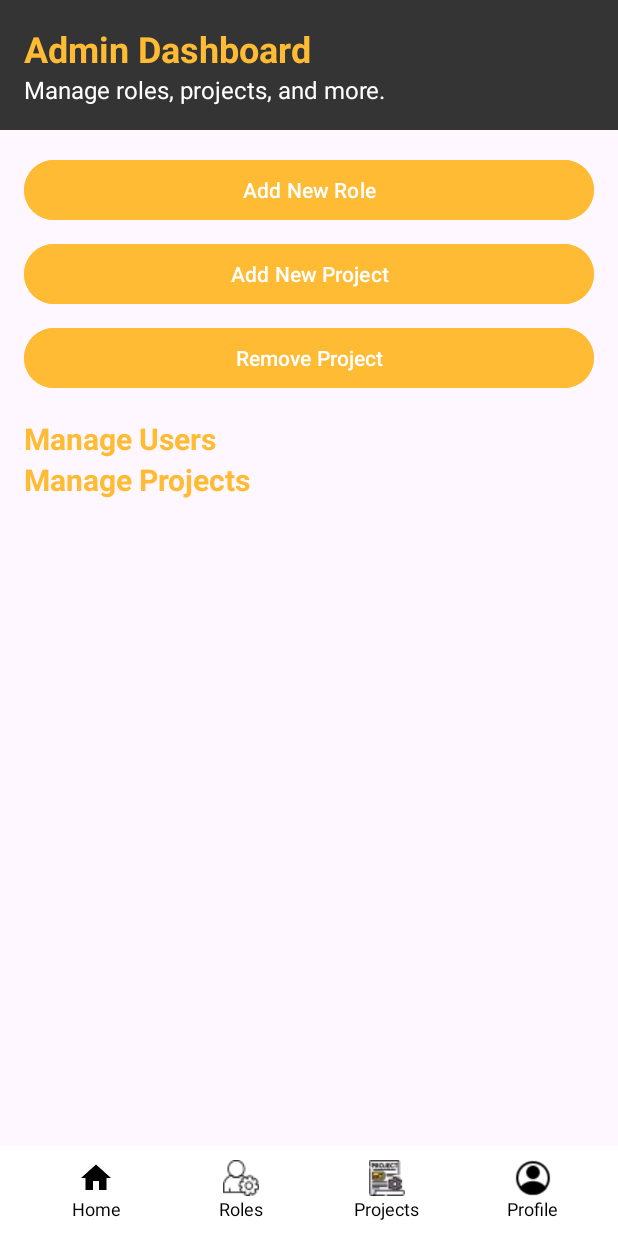
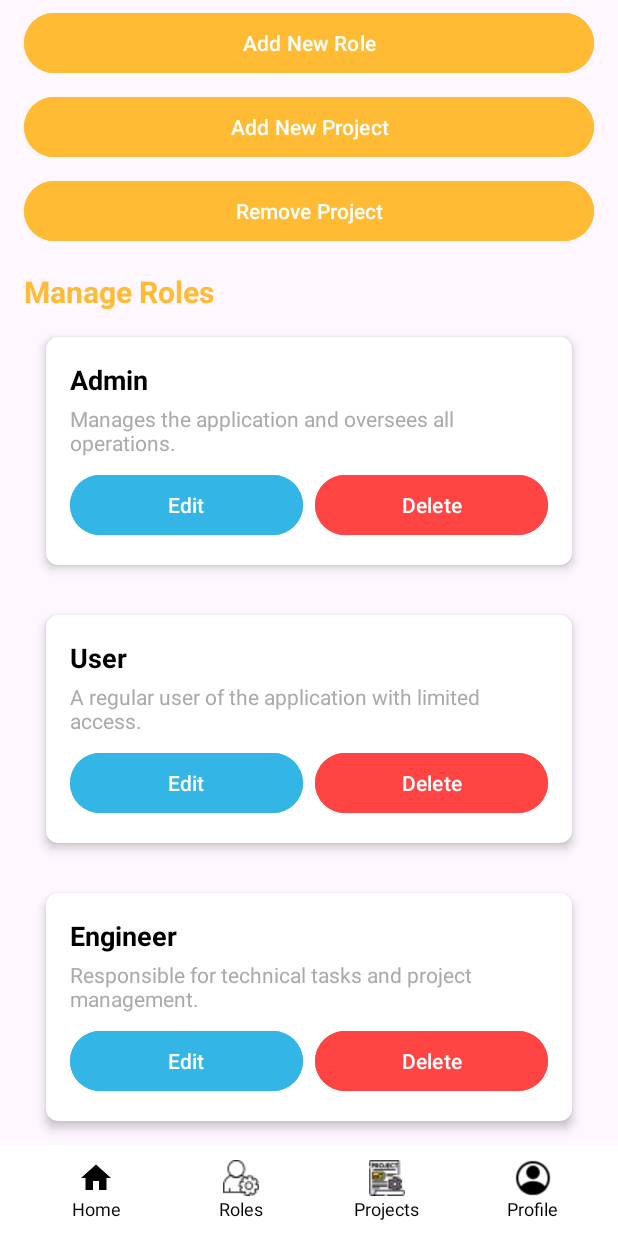
Before and after one commit to CollinsLagat1901/Sanpa, an Android app: the AdminActivity screen opened directly, with no data from a screen before it, on a phone screen of 412 x 824 dp. Run offline under Robolectric (Android 15) with nearby library versions, the phone set to English and light mode, and no system bars; our stand-ins replace Firebase (no records; nobody signed in at launch, a user with empty details on screens opened directly).

Commit message:
Fourth Commit

```diff
--- a/app/src/main/java/com/example/myapplication/AdminActivity.kt
+++ b/app/src/main/java/com/example/myapplication/AdminActivity.kt
@@ -12,8 +12,14 @@ class AdminActivity : AppCompatActivity() {
 
     private lateinit var binding: ActivityAdminBinding
     private lateinit var firestore: FirebaseFirestore
+
+    // List and Adapter for Projects
     private lateinit var projectList: ArrayList<Project>
     private lateinit var projectAdapter: ProjectAdapter
+
+    // List and Adapter for Roles
+    private lateinit var roleList: ArrayList<Role>
+    private lateinit var roleAdapter: RoleAdapter
 
     override fun onCreate(savedInstanceState: Bundle?) {
         super.onCreate(savedInstanceState)
@@ -29,12 +35,32 @@ class AdminActivity : AppCompatActivity() {
         projectList = ArrayList()
         projectAdapter = ProjectAdapter(projectList)
 
-        // Set up RecyclerView
+        // Initialize Role List and Adapter
+        roleList = ArrayList()
+        roleAdapter = RoleAdapter(roleList, object : RoleAdapter.OnRoleClickListener {
+            override fun onEdit(role: Role) {
+                // Handle edit functionality here
+                Toast.makeText(this@AdminActivity, "Edit feature not implemented yet", Toast.LENGTH_SHORT).show()
+            }
+
+            override fun onDelete(role: Role) {
+                TODO("Not yet implemented")
+            }
+        })
+
+        // Set up RecyclerView for Projects
         binding.projectRecyclerView.layoutManager = LinearLayoutManager(this)
         binding.projectRecyclerView.adapter = projectAdapter
 
+        // Set up RecyclerView for Roles
+        binding.roleRecyclerView.layoutManager = LinearLayoutManager(this)
+        binding.roleRecyclerView.adapter = roleAdapter
+
         // Fetch Projects from Firestore
         loadProjects()
+
+        // Load roles dynamically
+        loadRoles()
 
         // Add Project Button click listener
         binding.addProjectButton.setOnClickListener {
@@ -42,7 +68,7 @@ class AdminActivity : AppCompatActivity() {
         }
     }
 
-    // Load Projects from Firestore to display them in RecyclerView
+    // Load Projects from Firestore
     private fun loadProjects() {
         firestore.collection("Projects")
             .get()
@@ -63,15 +89,22 @@ class AdminActivity : AppCompatActivity() {
             }
     }
 
-    // Assign roles to users (if needed)
-    fun assignRole(userID: String?, roleID: String?) {
-        val userRef = firestore.collection("Roles").document(userID!!)
-        userRef.update("roleID", roleID)
-            .addOnSuccessListener {
-                Toast.makeText(this@AdminActivity, "Role assigned successfully!", Toast.LENGTH_SHORT).show()
-            }
-            .addOnFailureListener { e ->
-                Toast.makeText(this@AdminActivity, "Error assigning role: ${e.message}", Toast.LENGTH_SHORT).show()
-            }
+    // Load Roles dynamically
+    private fun loadRoles() {
+        // Hardcode roles and their descriptions
+        roleList.clear()
+        roleList.add(Role("Admin", "Manages the application and oversees all operations."))
+        roleList.add(Role("User", "A regular user of the application with limited access."))
+        roleList.add(Role("Engineer", "Responsible for technical tasks and project management."))
+        roleList.add(Role("Laborer", "Handles manual tasks and on-site work."))
+
+        // Notify adapter of data change
+        roleAdapter.notifyDataSetChanged()
+    }
+
+    // Add Role Button click listener
+    private fun openAddRoleDialog() {
+        // Implementation for adding a new role can be done here if needed.
+        Toast.makeText(this, "Add Role feature not implemented yet", Toast.LENGTH_SHORT).show()
     }
 }
--- /dev/null
+++ b/app/src/main/java/com/example/myapplication/Role.kt
@@ -0,0 +1,3 @@
+package com.example.myapplication
+
+data class Role(val roleName: String, val description: String)
--- /dev/null
+++ b/app/src/main/java/com/example/myapplication/RoleAdapter.kt
@@ -0,0 +1,45 @@
+package com.example.myapplication
+
+import android.view.LayoutInflater
+import android.view.View
+import android.view.ViewGroup
+import android.widget.Button
+import android.widget.TextView
+import androidx.recyclerview.widget.RecyclerView
+
+class RoleAdapter(
+    private val roleList: List<Role>,
+    private val listener: OnRoleClickListener
+) : RecyclerView.Adapter<RoleAdapter.RoleViewHolder>() {
+
+    interface OnRoleClickListener {
+        fun onEdit(role: Role)
+        fun onDelete(role: Role)
+    }
+
+    override fun onCreateViewHolder(parent: ViewGroup, viewType: Int): RoleViewHolder {
+        val view = LayoutInflater.from(parent.context).inflate(R.layout.role_item, parent, false)
+        return RoleViewHolder(view)
+    }
+
+    override fun onBindViewHolder(holder: RoleViewHolder, position: Int) {
+        val role = roleList[position]
+        holder.roleNameTextView.text = role.roleName
+        holder.roleDescriptionTextView.text = role.description
+
+        // Set up click listeners for edit and delete buttons
+        holder.editButton.setOnClickListener { listener.onEdit(role) }
+        holder.deleteButton.setOnClickListener { listener.onDelete(role) }
+    }
+
+    override fun getItemCount(): Int {
+        return roleList.size
+    }
+
+    class RoleViewHolder(itemView: View) : RecyclerView.ViewHolder(itemView) {
+        val roleNameTextView: TextView = itemView.findViewById(R.id.roleNameTextView)
+        val roleDescriptionTextView: TextView = itemView.findViewById(R.id.roleDescriptionTextView)
+        val editButton: Button = itemView.findViewById(R.id.editRoleButton)
+        val deleteButton: Button = itemView.findViewById(R.id.deleteRoleButton)
+    }
+}
--- a/app/src/main/res/layout/activity_admin.xml
+++ b/app/src/main/res/layout/activity_admin.xml
@@ -81,24 +81,26 @@
             </LinearLayout>
 
             <!-- Manage Users Section -->
+            <!-- Manage Roles Section -->
             <TextView
-                android:id="@+id/manageUsersTitle"
+                android:id="@+id/manageRolesTitle"
                 android:layout_width="wrap_content"
                 android:layout_height="wrap_content"
                 android:layout_marginStart="16dp"
-                android:text="Manage Users"
+                android:text="Manage Roles"
                 android:textColor="@android:color/holo_orange_light"
                 android:textSize="20sp"
                 android:textStyle="bold"/>
 
-            <!-- RecyclerView for Users -->
+            <!-- RecyclerView for Roles -->
             <androidx.recyclerview.widget.RecyclerView
-                android:id="@+id/userRecyclerView"
+                android:id="@+id/roleRecyclerView"
                 android:layout_width="match_parent"
                 android:layout_height="wrap_content"
                 android:paddingStart="16dp"
                 android:paddingEnd="16dp"
-                tools:listitem="@layout/item_user" />
+                tools:listitem="@layout/role_item" />
+
 
             <!-- Projects Section -->
             <TextView
--- a/app/src/main/res/layout/project_item.xml
+++ b/app/src/main/res/layout/project_item.xml
@@ -3,6 +3,7 @@
     xmlns:app="http://schemas.android.com/apk/res-auto"
     android:layout_width="match_parent"
     android:layout_height="wrap_content"
+    android:background="@color/white"
     android:padding="16dp">
 
     <TextView
@@ -11,6 +12,7 @@
         android:layout_height="wrap_content"
         android:text="Project Name"
         android:textSize="18sp"
+        android:textColor="@android:color/holo_orange_light"
         app:layout_constraintEnd_toEndOf="parent"
         app:layout_constraintStart_toStartOf="parent"
         app:layout_constraintTop_toTopOf="parent" />
@@ -20,6 +22,7 @@
         android:layout_width="0dp"
         android:layout_height="wrap_content"
         android:text="Budget: $0.00"
+        android:textColor="@android:color/holo_blue_dark"
         app:layout_constraintEnd_toEndOf="parent"
         app:layout_constraintStart_toStartOf="parent"
         app:layout_constraintTop_toBottomOf="@id/projectName" />
--- /dev/null
+++ b/app/src/main/res/layout/role_item.xml
@@ -0,0 +1,65 @@
+<?xml version="1.0" encoding="utf-8"?>
+<androidx.cardview.widget.CardView
+    xmlns:android="http://schemas.android.com/apk/res/android"
+    xmlns:app="http://schemas.android.com/apk/res-auto"
+    android:layout_width="match_parent"
+    android:layout_height="wrap_content"
+    android:layout_margin="8dp"
+    app:cardElevation="4dp"
+    app:cardCornerRadius="8dp"
+    app:cardUseCompatPadding="true">
+
+    <LinearLayout
+        android:layout_width="match_parent"
+        android:layout_height="wrap_content"
+        android:orientation="vertical"
+        android:padding="16dp">
+
+        <!-- Role Name -->
+        <TextView
+            android:id="@+id/roleNameTextView"
+            android:layout_width="wrap_content"
+            android:layout_height="wrap_content"
+            android:text="Role Name"
+            android:textSize="18sp"
+            android:textColor="@android:color/black"
+            android:textStyle="bold" />
+
+        <!-- Role Description (optional) -->
+        <TextView
+            android:id="@+id/roleDescriptionTextView"
+            android:layout_width="wrap_content"
+            android:layout_height="wrap_content"
+            android:text="Description of the role"
+            android:textSize="14sp"
+            android:textColor="@android:color/darker_gray"
+            android:layout_marginTop="4dp" />
+
+        <!-- Edit and Delete Buttons -->
+        <LinearLayout
+            android:layout_width="match_parent"
+            android:layout_height="wrap_content"
+            android:orientation="horizontal"
+            android:layout_marginTop="8dp">
+
+            <!-- Edit Button -->
+            <Button
+                android:id="@+id/editRoleButton"
+                android:layout_width="0dp"
+                android:layout_height="wrap_content"
+                android:layout_weight="1"
+                android:text="Edit"
+                android:backgroundTint="@android:color/holo_blue_light" />
+
+            <!-- Delete Button -->
+            <Button
+                android:id="@+id/deleteRoleButton"
+                android:layout_width="0dp"
+                android:layout_height="wrap_content"
+                android:layout_weight="1"
+                android:text="Delete"
+                android:backgroundTint="@android:color/holo_red_light"
+                android:layout_marginStart="8dp"/>
+        </LinearLayout>
+    </LinearLayout>
+</androidx.cardview.widget.CardView>
```
